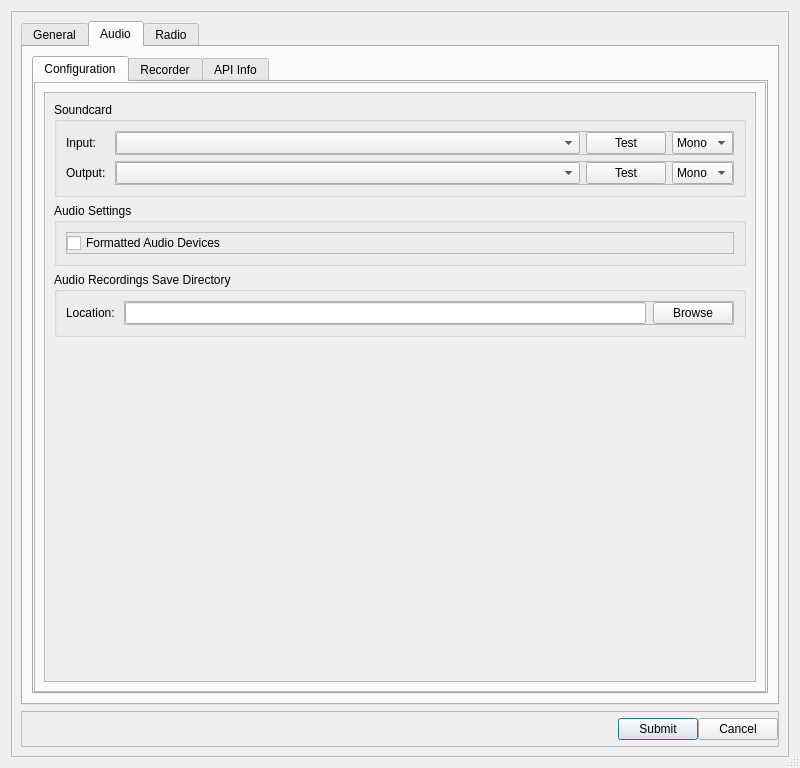
Above: src/ui/dialogsettings.ui from GekkoFyre/small-world-deluxe before the change. Below: the same form after it.
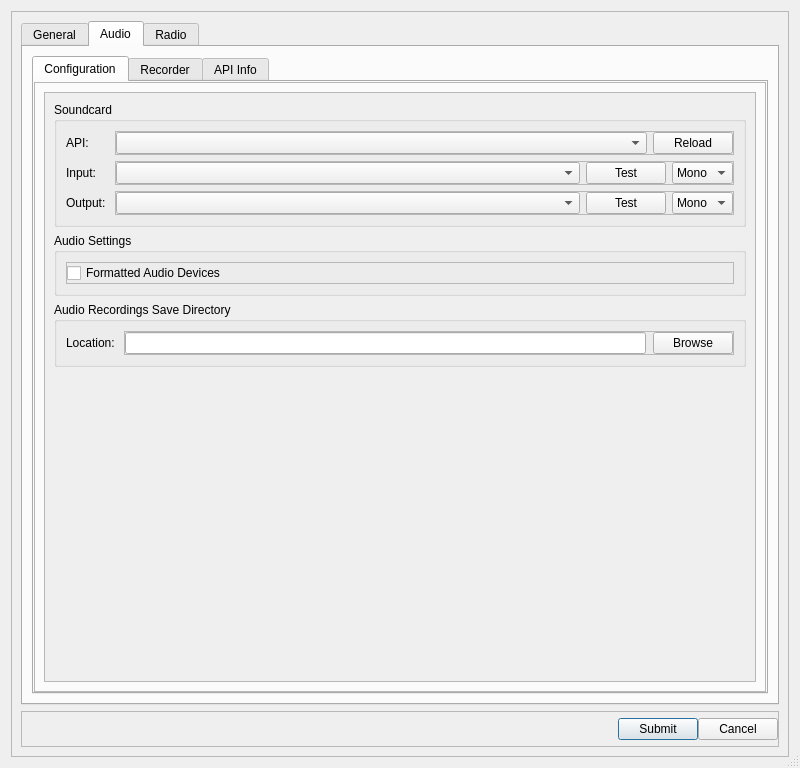
That is the form after the change. The open tabs and pages were chosen to show the change.

Commit message: * HUGE update to the primary documentation! * Making it possible to choose the audio/multimedia API of your preference when customizing audio devices within the settings dialog.

```diff
--- a/src/ui/dialogsettings.ui
+++ b/src/ui/dialogsettings.ui
@@ -691,8 +691,8 @@
                         <rect>
                          <x>0</x>
                          <y>0</y>
-                         <width>343</width>
-                         <height>282</height>
+                         <width>694</width>
+                         <height>573</height>
                         </rect>
                        </property>
                        <layout class="QVBoxLayout" name="verticalLayout_29">
@@ -702,21 +702,21 @@
                            <string>Soundcard</string>
                           </property>
                           <layout class="QFormLayout" name="formLayout_3">
-                           <item row="0" column="0">
+                           <item row="1" column="0">
                             <widget class="QLabel" name="label_soundcard_input">
                              <property name="text">
                               <string>Input: </string>
                              </property>
                             </widget>
                            </item>
-                           <item row="1" column="0">
+                           <item row="2" column="0">
                             <widget class="QLabel" name="label_soundcard_output">
                              <property name="text">
                               <string>Output: </string>
                              </property>
                             </widget>
                            </item>
-                           <item row="0" column="1">
+                           <item row="1" column="1">
                             <widget class="QFrame" name="frame_input_sound">
                              <property name="frameShape">
                               <enum>QFrame::StyledPanel</enum>
@@ -796,7 +796,7 @@
                              </layout>
                             </widget>
                            </item>
-                           <item row="1" column="1">
+                           <item row="2" column="1">
                             <widget class="QFrame" name="frame_output_sound">
                              <property name="frameShape">
                               <enum>QFrame::StyledPanel</enum>
@@ -873,6 +873,53 @@
                              </layout>
                             </widget>
                            </item>
+                           <item row="0" column="0">
+                            <widget class="QLabel" name="label_soundcard_api">
+                             <property name="text">
+                              <string>API: </string>
+                             </property>
+                            </widget>
+                           </item>
+                           <item row="0" column="1">
+                            <widget class="QFrame" name="frame_4">
+                             <property name="frameShape">
+                              <enum>QFrame::StyledPanel</enum>
+                             </property>
+                             <property name="frameShadow">
+                              <enum>QFrame::Raised</enum>
+                             </property>
+                             <layout class="QHBoxLayout" name="horizontalLayout_3">
+                              <property name="leftMargin">
+                               <number>0</number>
+                              </property>
+                              <property name="topMargin">
+                               <number>0</number>
+                              </property>
+                              <property name="rightMargin">
+                               <number>0</number>
+                              </property>
+                              <property name="bottomMargin">
+                               <number>0</number>
+                              </property>
+                              <item>
+                               <widget class="QComboBox" name="comboBox_soundcard_api"/>
+                              </item>
+                              <item>
+                               <widget class="QPushButton" name="pushButton_soundcard_api_reload">
+                                <property name="sizePolicy">
+                                 <sizepolicy hsizetype="Maximum" vsizetype="Fixed">
+                                  <horstretch>0</horstretch>
+                                  <verstretch>0</verstretch>
+                                 </sizepolicy>
+                                </property>
+                                <property name="text">
+                                 <string>Reload</string>
+                                </property>
+                               </widget>
+                              </item>
+                             </layout>
+                            </widget>
+                           </item>
                           </layout>
                          </widget>
                         </item>
@@ -963,10 +1010,23 @@
                                <number>0</number>
                               </property>
                               <item>
-                               <widget class="QLineEdit" name="lineEdit_audio_save_loc"/>
+                               <widget class="QLineEdit" name="lineEdit_audio_save_loc">
+                                <property name="sizePolicy">
+                                 <sizepolicy hsizetype="Preferred" vsizetype="Fixed">
+                                  <horstretch>0</horstretch>
+                                  <verstretch>0</verstretch>
+                                 </sizepolicy>
+                                </property>
+                               </widget>
                               </item>
                               <item>
                                <widget class="QPushButton" name="pushButton_audio_save_loc">
+                                <property name="sizePolicy">
+                                 <sizepolicy hsizetype="Maximum" vsizetype="Fixed">
+                                  <horstretch>0</horstretch>
+                                  <verstretch>0</verstretch>
+                                 </sizepolicy>
+                                </property>
                                 <property name="text">
                                  <string>Browse</string>
                                 </property>
```
Left out of the diff: 44 changed lines with no effect on the pictures. The commit also changes 5 other files.
